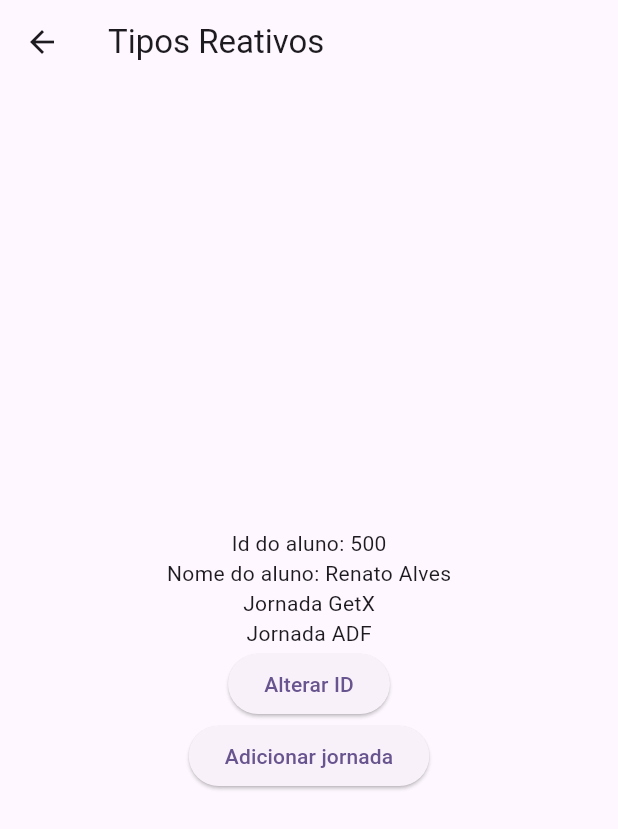
After one commit to Jornada-GetX/get_state_manager, a Flutter app: the screen it shows after launch, after a tap on "Tipos Reativos", on a phone screen of 412 x 824 dp. The commit adds this screen. Shown: the top 829 px of the screen. Run offline on Flutter 3.47's test engine with Material 2 defaults, Android fonts, the phone set to English and light mode, and no system bars; our stand-ins replace get.

Commit message:
Rx{Type} Tipos Reativos

```diff
--- a/lib/home_page.dart
+++ b/lib/home_page.dart
@@ -20,6 +20,12 @@ class HomePage extends StatelessWidget {
               },
               child: const Text('Básico Reatividade'),
             ),
+            TextButton(
+              onPressed: () {
+                Get.toNamed('/tiposReativos');
+              },
+              child: const Text('Tipos Reativos'),
+            ),
           ],
         ),
       ),
--- a/lib/main.dart
+++ b/lib/main.dart
@@ -2,6 +2,7 @@ import 'package:flutter/material.dart';
 import 'package:get/get.dart';
 import 'package:get_state_manager/basico/reatividade_page.dart';
 import 'package:get_state_manager/home_page.dart';
+import 'package:get_state_manager/tipos/tipos_reativos_page.dart';
 
 void main() {
   runApp(const MyApp());
@@ -28,6 +29,10 @@ class MyApp extends StatelessWidget {
           name: '/basico',
           page: () => ReatividadePage(),
         ),
+        GetPage(
+          name: '/tiposReativos',
+          page: () => TiposReativosPage(),
+        ),
       ],
     );
   }
--- /dev/null
+++ b/lib/tipos/tipos_reativos_page.dart
@@ -0,0 +1,63 @@
+import 'package:flutter/material.dart';
+import 'package:get/get.dart';
+
+class TiposReativosPage extends StatelessWidget {
+  final nome = RxString('Renato Alves');
+  final isAluno = RxBool(true);
+  final qtdCursos = RxInt(2);
+  final valorCurso = RxDouble(1350.00);
+  final jornadas = RxList(
+    ['Jornada GetX', 'Jornada ADF'],
+  );
+  final aluno = RxMap({
+    'id': 500,
+    'nome': 'Renato Alves',
+    'tipo': 'Aluno',
+  });
+
+  TiposReativosPage({super.key});
+
+  @override
+  Widget build(BuildContext context) {
+    return Scaffold(
+      appBar: AppBar(
+        title: const Text('Tipos Reativos'),
+      ),
+      body: Center(
+        child: Column(
+          mainAxisAlignment: MainAxisAlignment.center,
+          children: [
+            Obx(
+              () {
+                debugPrint('Montando id do aluno');
+                return Text('Id do aluno: ${aluno['id']}');
+              },
+            ),
+            Obx(() {
+              debugPrint('Montando nome do aluno');
+              return Text('Nome do aluno: ${aluno['nome']}');
+            }),
+            Obx(
+              () => Column(
+                children: jornadas.map(Text.new).toList(),
+              ),
+            ),
+            ElevatedButton(
+              onPressed: () {
+                aluno['id'] = 10;
+              },
+              child: const Text('Alterar ID'),
+            ),
+            ElevatedButton(
+              onPressed: () {
+                // jornadas.add('Jornada Dart.');
+                jornadas.assign('Jornada Dart');
+              },
+              child: const Text('Adicionar jornada'),
+            ),
+          ],
+        ),
+      ),
+    );
+  }
+}
```
